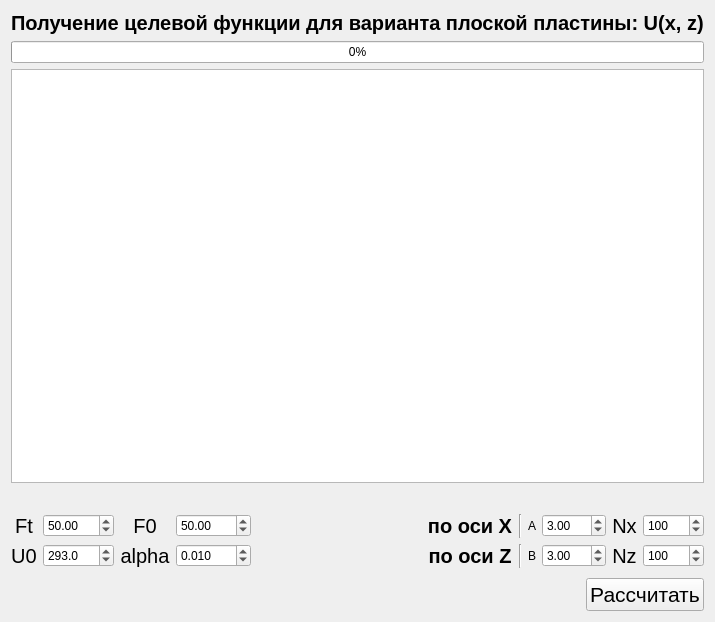
This is mainwindow.ui in xammi/Gradov-Lab as Qt 5 draws it before an edit. The edited form follows.
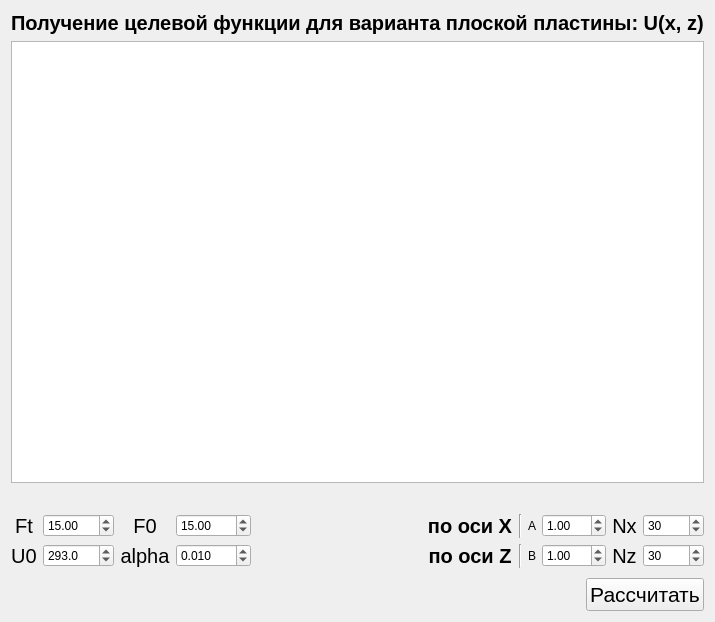
This is the edited form.

What changed in the file:
```diff
--- a/mainwindow.ui
+++ b/mainwindow.ui
@@ -29,13 +29,6 @@
       </property>
      </widget>
     </item>
-    <item>
-     <widget class="QProgressBar" name="pb">
-      <property name="value">
-       <number>0</number>
-      </property>
-     </widget>
-    </item>
     <item>
      <layout class="QHBoxLayout" name="horizontalLayout_3">
       <item>
@@ -82,7 +75,7 @@
            <double>999.990000000000009</double>
           </property>
           <property name="value">
-           <double>50.000000000000000</double>
+           <double>15.000000000000000</double>
           </property>
          </widget>
         </item>
@@ -153,7 +146,7 @@
            <double>999.990000000000009</double>
           </property>
           <property name="value">
-           <double>50.000000000000000</double>
+           <double>15.000000000000000</double>
           </property>
          </widget>
         </item>
@@ -253,7 +246,7 @@
            <double>999.990000000000009</double>
           </property>
           <property name="value">
-           <double>3.000000000000000</double>
+           <double>1.000000000000000</double>
           </property>
          </widget>
         </item>
@@ -263,7 +256,7 @@
            <number>10000</number>
           </property>
           <property name="value">
-           <number>100</number>
+           <number>30</number>
           </property>
          </widget>
         </item>
@@ -273,7 +266,7 @@
            <number>10000</number>
           </property>
           <property name="value">
-           <number>100</number>
+           <number>30</number>
           </property>
           <property name="displayIntegerBase">
            <number>10</number>
@@ -286,7 +279,7 @@
            <double>999.990000000000009</double>
           </property>
           <property name="value">
-           <double>3.000000000000000</double>
+           <double>1.000000000000000</double>
           </property>
          </widget>
         </item>
```
